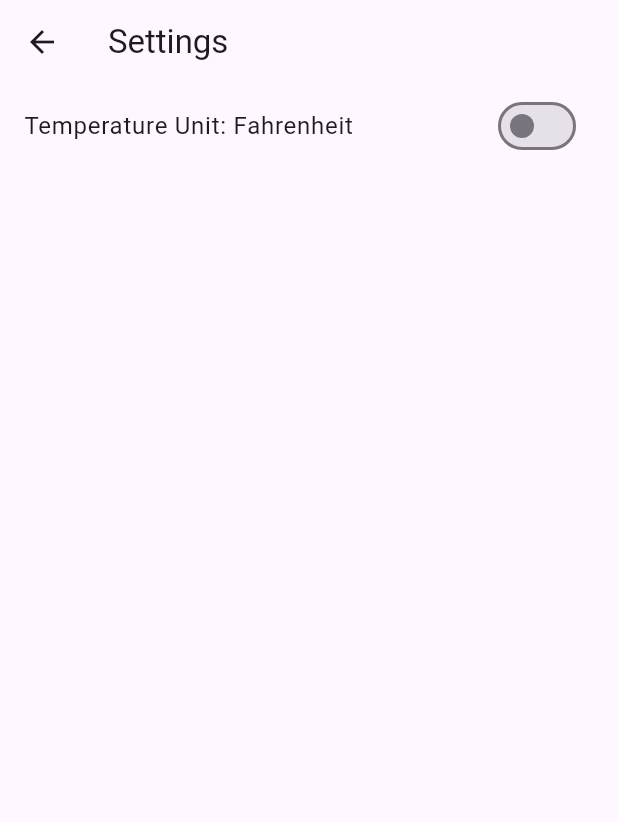
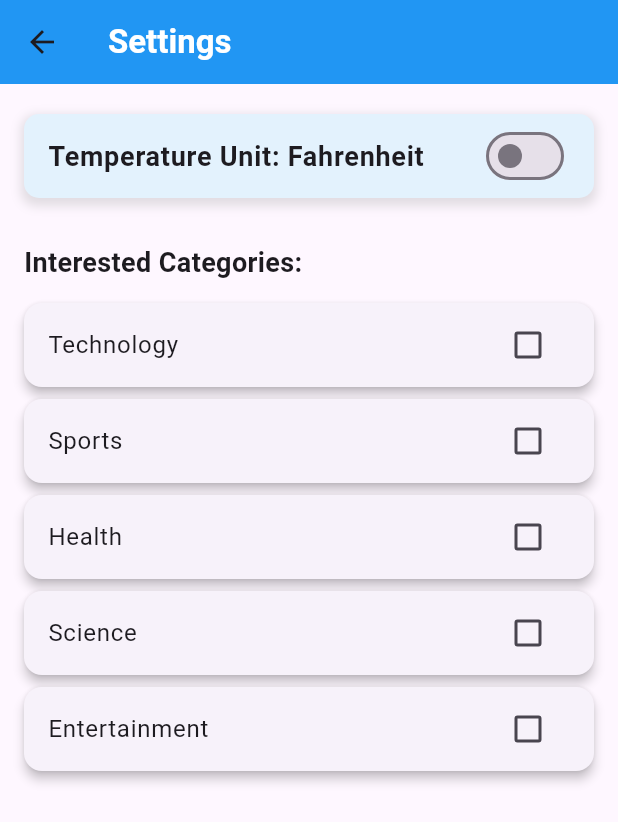
Before and after one commit to DeepakKishore-S/weather_app_rp, a Flutter app: the SettingsScreen screen opened by its route, after a tap on an icon or button, on a phone screen of 412 x 824 dp. Shown: the top 822 px of the screen. Run offline on Flutter 3.47's test engine with Material 3 defaults, Android fonts, the phone set to English and light mode, and no system bars; our stand-ins replace flutter_riverpod, freezed_annotation, geolocator, google_fonts, lottie, shared_preferences; accounts and stored records are empty; project files that could hold a hidden picture were left out.

Commit message:
setting ui updated

```diff
--- a/lib/model/service/local_db_service/shared_pref_service.dart
+++ b/lib/model/service/local_db_service/shared_pref_service.dart
@@ -2,6 +2,7 @@ import 'package:shared_preferences/shared_preferences.dart';
 
 class SharedPrefService {
   static const String unitKey = "selected_unit";
+  static const String categoriesKey = "interested_categories";
 
   // Save unit to SharedPreferences
   Future<void> saveUnit(String unit) async {
@@ -14,4 +15,16 @@ class SharedPrefService {
     final prefs = await SharedPreferences.getInstance();
     return prefs.getString(unitKey);
   }
+
+  // Save interested categories to SharedPreferences
+  Future<void> saveInterestedCategories(List<String> categories) async {
+    final prefs = await SharedPreferences.getInstance();
+    await prefs.setStringList(categoriesKey, categories);
+  }
+
+  // Load interested categories from SharedPreferences
+  Future<List<String>?> loadInterestedCategories() async {
+    final prefs = await SharedPreferences.getInstance();
+    return prefs.getStringList(categoriesKey);
+  }
 }
--- a/lib/view/settings/settings_screen.dart
+++ b/lib/view/settings/settings_screen.dart
@@ -1,28 +1,36 @@
 import 'package:flutter/material.dart';
 import 'package:flutter_riverpod/flutter_riverpod.dart';
+import 'package:google_fonts/google_fonts.dart';
 import 'package:weather_news_app/provider/location_provider.dart';
 import 'package:weather_news_app/provider/settings_provider.dart';
 import 'package:weather_news_app/provider/weather_news_provider.dart';
+import 'package:weather_news_app/res/AppContextExtension.dart';
 
 class SettingsScreen extends ConsumerStatefulWidget {
   static const String route = '/settings';
 
   const SettingsScreen({super.key});
+
   @override
   _SettingsScreenState createState() => _SettingsScreenState();
 }
 
 class _SettingsScreenState extends ConsumerState<SettingsScreen> {
   bool isCelsius = true;
+  List<String> selectedCategories = [];
 
   @override
   void initState() {
     super.initState();
     WidgetsBinding.instance.addPostFrameCallback((_) async {
       final unit = ref.watch(settingsViewModelProvider);
+      final categories = await ref
+          .read(settingsViewModelProvider.notifier)
+          .loadInterestedCategories();
 
       setState(() {
         isCelsius = unit == "metric";
+        selectedCategories = categories;
       });
     });
   }
@@ -30,12 +38,55 @@ class _SettingsScreenState extends ConsumerState<SettingsScreen> {
   @override
   Widget build(BuildContext context) {
     return Scaffold(
-      appBar: AppBar(title: const Text('Settings')),
-      body: Column(
+      appBar: AppBar(
+        title: Text(
+          'Settings',
+          style: GoogleFonts.roboto(
+            fontSize: context.resources.dimension.bigText,
+            fontWeight: FontWeight.bold,
+            color: Colors.white,
+          ),
+        ),
+        backgroundColor: Colors.blue,
+      ),
+      body: Padding(
+        padding: const EdgeInsets.symmetric(horizontal: 16.0),
+        child: Column(
+          crossAxisAlignment: CrossAxisAlignment.start,
           children: [
-          SwitchListTile(
+            const SizedBox(height: 20),
+            _buildTemperatureUnitSwitch(),
+            const SizedBox(height: 30),
+            _buildCategorySection(),
+          ],
+        ),
+      ),
+    );
+  }
+
+  Widget _buildTemperatureUnitSwitch() {
+    return Container(
+      decoration: BoxDecoration(
+        color: Colors.blue.shade50,
+        borderRadius: BorderRadius.circular(10),
+        boxShadow: [
+          BoxShadow(
+            color: Colors.grey.withOpacity(0.3),
+            spreadRadius: 2,
+            blurRadius: 5,
+            offset: const Offset(0, 3),
+          ),
+        ],
+      ),
+      child: SwitchListTile(
         title: Text(
-                'Temperature Unit: ${isCelsius ? "Celsius" : "Fahrenheit"}'),
+          'Temperature Unit: ${isCelsius ? "Celsius" : "Fahrenheit"}',
+          style: GoogleFonts.roboto(
+            fontSize: 18,
+            fontWeight: FontWeight.bold,
+            // color: Colors.blue,
+          ),
+        ),
         value: isCelsius,
         onChanged: (value) {
           onUnitChanged(value ? "metric" : "imperial");
@@ -43,10 +94,71 @@ class _SettingsScreenState extends ConsumerState<SettingsScreen> {
             isCelsius = value;
           });
         },
+        activeColor: Colors.blue,
+        contentPadding: const EdgeInsets.symmetric(horizontal: 16.0),
+      ),
+    );
+  }
+
+  Widget _buildCategorySection() {
+    return Expanded(
+      child: Column(
+        crossAxisAlignment: CrossAxisAlignment.start,
+        children: [
+          Text(
+            'Interested Categories:',
+            style: GoogleFonts.roboto(
+              fontSize: 18,
+              fontWeight: FontWeight.bold,
+              // color: Colors.blue,
+            ),
+          ),
+          const SizedBox(height: 10),
+          Expanded(
+            child: ListView(
+              children: _buildCategorySelection(),
+            ),
           ),
         ],
       ),
     );
+  }
+
+  List<Widget> _buildCategorySelection() {
+    final availableCategories = [
+      "Technology",
+      "Sports",
+      "Health",
+      "Science",
+      "Entertainment"
+    ];
+    return availableCategories.map((category) {
+      return Card(
+        elevation: 3,
+        margin: const EdgeInsets.symmetric(vertical: 4.0),
+        child: CheckboxListTile(
+          activeColor: Colors.blue,
+          title: Text(category, style: GoogleFonts.roboto(fontSize: 16)),
+          value: selectedCategories.contains(category),
+          onChanged: (bool? isChecked) {
+            setState(() {
+              if (isChecked == true) {
+                selectedCategories.add(category);
+              } else {
+                selectedCategories.remove(category);
+              }
+            });
+            _saveCategories();
+          },
+        ),
+      );
+    }).toList();
+  }
+
+  void _saveCategories() {
+    ref
+        .read(settingsViewModelProvider.notifier)
+        .updateInterestedCategories(selectedCategories);
   }
 
   void onUnitChanged(String newUnit) {
--- a/lib/view_model/setting_viewmodel.dart
+++ b/lib/view_model/setting_viewmodel.dart
@@ -2,21 +2,29 @@ import 'package:flutter_riverpod/flutter_riverpod.dart';
 import 'package:weather_news_app/model/service/local_db_service/shared_pref_service.dart';
 
 class SettingsViewModel extends StateNotifier<String> {
-  final SharedPrefService _unitModel;
+  final SharedPrefService _sharedPrefService;
 
-  SettingsViewModel(this._unitModel) : super("metric");
+  SettingsViewModel(this._sharedPrefService) : super("metric");
 
   Future<void> loadUnit() async {
-    final isCelsius = await _unitModel.loadUnit();
+    final isCelsius = await _sharedPrefService.loadUnit();
     state = isCelsius ?? "metric";
   }
 
-  Future<void> updateUnit(String isCelsius) async {
-    state = isCelsius;
-    await _unitModel.saveUnit(isCelsius);
+  Future<void> updateUnit(String unit) async {
+    state = unit;
+    await _sharedPrefService.saveUnit(unit);
   }
 
   String getUnitString() {
     return state;
   }
+
+  Future<List<String>> loadInterestedCategories() async {
+    return await _sharedPrefService.loadInterestedCategories() ?? [];
+  }
+
+  Future<void> updateInterestedCategories(List<String> categories) async {
+    await _sharedPrefService.saveInterestedCategories(categories);
+  }
 }
```
Lines whose indentation alone changed are shown as unchanged.
